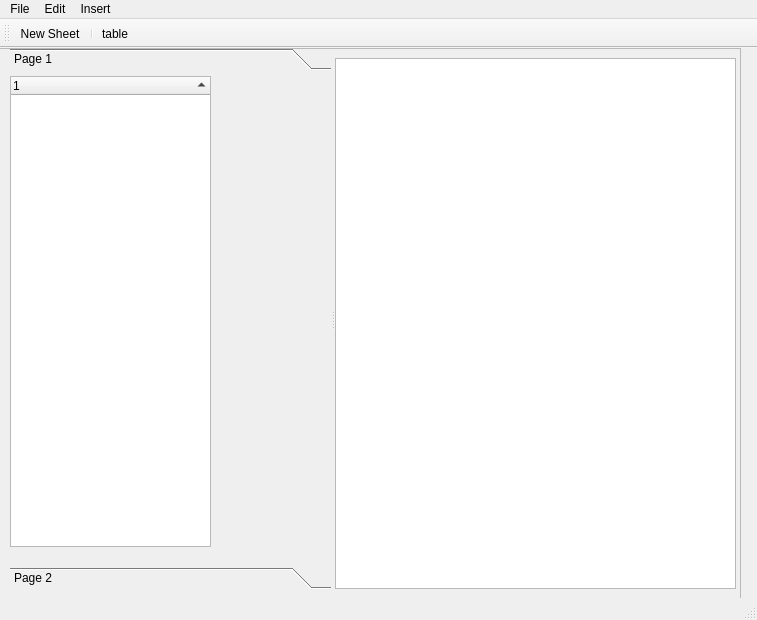
First picture: the form in mainwindow.ui, repository dacresni/Daedalus, before the edit.
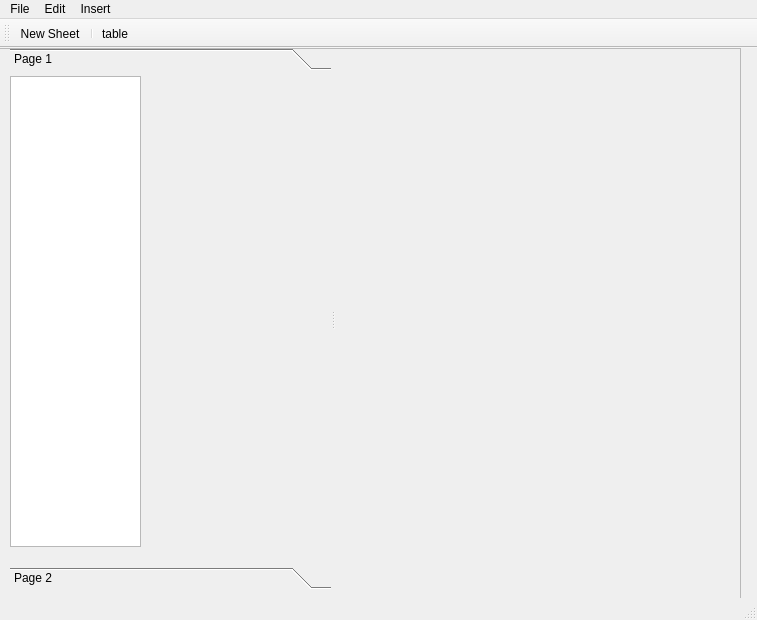
Second picture: the form after the edit.

Commit message: added readme, todo, stacked view / tree view cordinatin

```diff
--- a/mainwindow.ui
+++ b/mainwindow.ui
@@ -62,7 +62,7 @@
         <rect>
          <x>0</x>
          <y>0</y>
-         <width>318</width>
+         <width>114</width>
          <height>473</height>
         </rect>
        </property>
@@ -74,10 +74,22 @@
          <rect>
           <x>0</x>
           <y>0</y>
-          <width>201</width>
+          <width>131</width>
           <height>471</height>
          </rect>
         </property>
+        <property name="sizePolicy">
+         <sizepolicy hsizetype="Maximum" vsizetype="Expanding">
+          <horstretch>0</horstretch>
+          <verstretch>0</verstretch>
+         </sizepolicy>
+        </property>
+        <property name="maximumSize">
+         <size>
+          <width>1677</width>
+          <height>1677</height>
+         </size>
+        </property>
         <property name="accessibleName">
          <string>Worksheets</string>
         </property>
@@ -94,10 +106,10 @@
          <bool>true</bool>
         </property>
         <property name="headerHidden">
-         <bool>false</bool>
+         <bool>true</bool>
         </property>
         <attribute name="headerVisible">
-         <bool>true</bool>
+         <bool>false</bool>
         </attribute>
         <column>
          <property name="text">
@@ -152,36 +164,11 @@
         <height>541</height>
        </size>
       </property>
-      <widget class="QWidget" name="page">
-       <widget class="QGraphicsView" name="graphicsView">
-        <property name="geometry">
-         <rect>
-          <x>0</x>
-          <y>10</y>
-          <width>401</width>
-          <height>531</height>
-         </rect>
-        </property>
-        <property name="minimumSize">
-         <size>
-          <width>401</width>
-          <height>531</height>
-         </size>
-        </property>
-       </widget>
-      </widget>
-      <widget class="QWidget" name="page_2">
-       <widget class="QGraphicsView" name="graphicsView_2">
-        <property name="geometry">
-         <rect>
-          <x>10</x>
-          <y>10</y>
-          <width>401</width>
-          <height>531</height>
-         </rect>
-        </property>
-       </widget>
-      </widget>
+      <property name="currentIndex">
+       <number>0</number>
+      </property>
+      <widget class="QWidget" name="widget"/>
+      <widget class="QWidget" name="widget_2"/>
      </widget>
     </widget>
    </widget>
```
Left out of the diff: 6 changed lines with no effect on the pictures. The commit also changes 7 other files.
